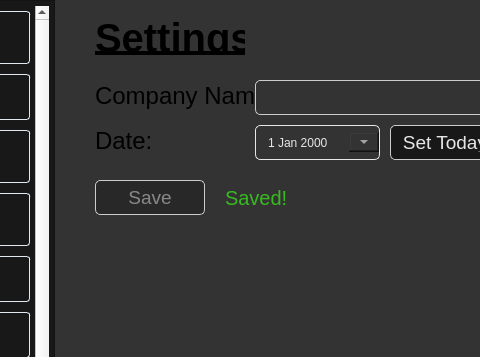
This is src/mainwindow.ui in JuneMinazuki/auto-penyata as Qt 5 draws it before an edit; both pictures show x 195 to 675 and y 0 to 357 of the 900 by 600 pixel window. The edited form follows.
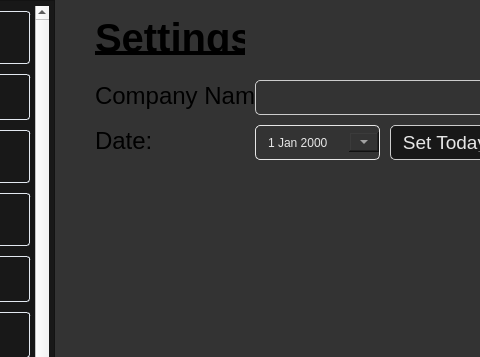
This is the edited form. The open tabs and pages were chosen to show the change.

The edit to the form file:
```diff
--- a/src/mainwindow.ui
+++ b/src/mainwindow.ui
@@ -839,80 +839,6 @@
        <string>Set Today</string>
       </property>
      </widget>
-     <widget class="QPushButton" name="button_setting_save">
-      <property name="enabled">
-       <bool>false</bool>
-      </property>
-      <property name="geometry">
-       <rect>
-        <x>40</x>
-        <y>180</y>
-        <width>110</width>
-        <height>35</height>
-       </rect>
-      </property>
-      <property name="font">
-       <font>
-        <family>Arial</family>
-        <pointsize>14</pointsize>
-       </font>
-      </property>
-      <property name="cursor">
-       <cursorShape>ArrowCursor</cursorShape>
-      </property>
-      <property name="styleSheet">
-       <string notr="true">QPushButton {
-    background-color: #181818;
-    color: #e6e6e6;
-    border: 1px solid #cccccc; 
-    border-radius: 5px; 
-    padding: 7px 10px;
-}
-
-QPushButton:hover {
-    background-color: #404040;
-}
-
-QPushButton:pressed {
-    background-color: #010101;
-}
-
-QPushButton:disabled {
-    background-color: #282828;
-    color: #888888; 
-}</string>
-      </property>
-      <property name="text">
-       <string>Save</string>
-      </property>
-     </widget>
-     <widget class="QLabel" name="label_setting_saved_status">
-      <property name="enabled">
-       <bool>true</bool>
-      </property>
-      <property name="geometry">
-       <rect>
-        <x>170</x>
-        <y>182</y>
-        <width>161</width>
-        <height>31</height>
-       </rect>
-      </property>
-      <property name="font">
-       <font>
-        <family>Arial</family>
-        <pointsize>15</pointsize>
-       </font>
-      </property>
-      <property name="styleSheet">
-       <string notr="true">QLabel{
-	color: #37ba1e
-}</string>
-      </property>
-      <property name="text">
-       <string>Saved!</string>
-      </property>
-     </widget>
      <widget class="QPushButton" name="button_reset">
       <property name="enabled">
        <bool>true</bool>
```
Left out of the diff: 152 changed lines with no effect on the pictures.
